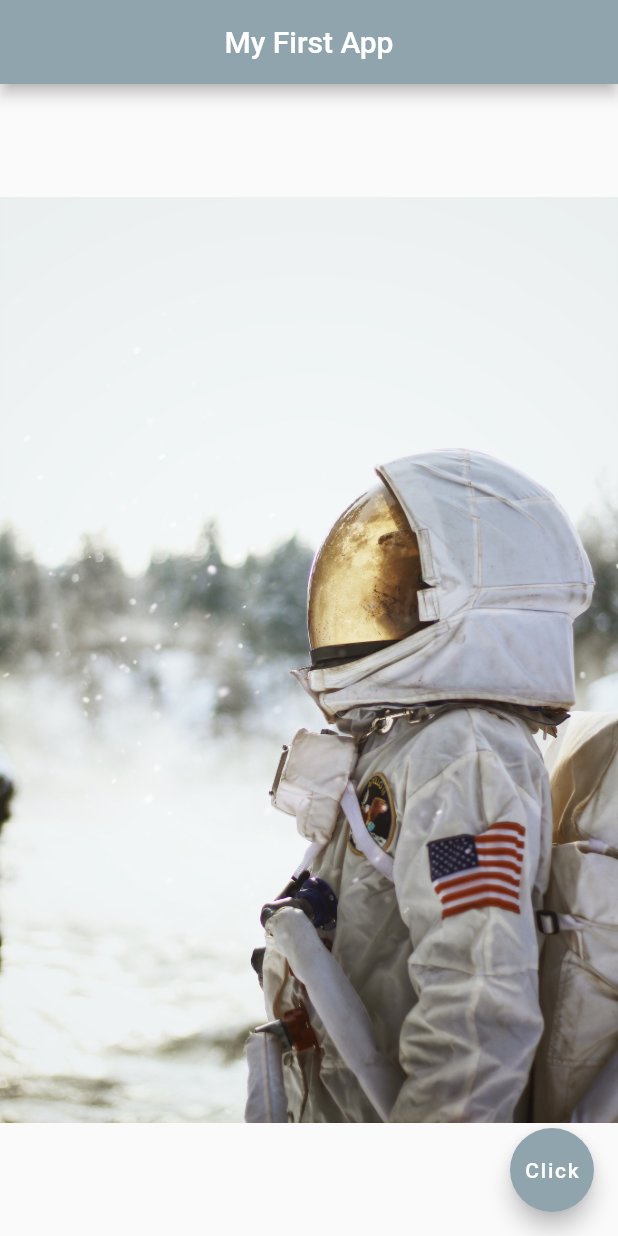
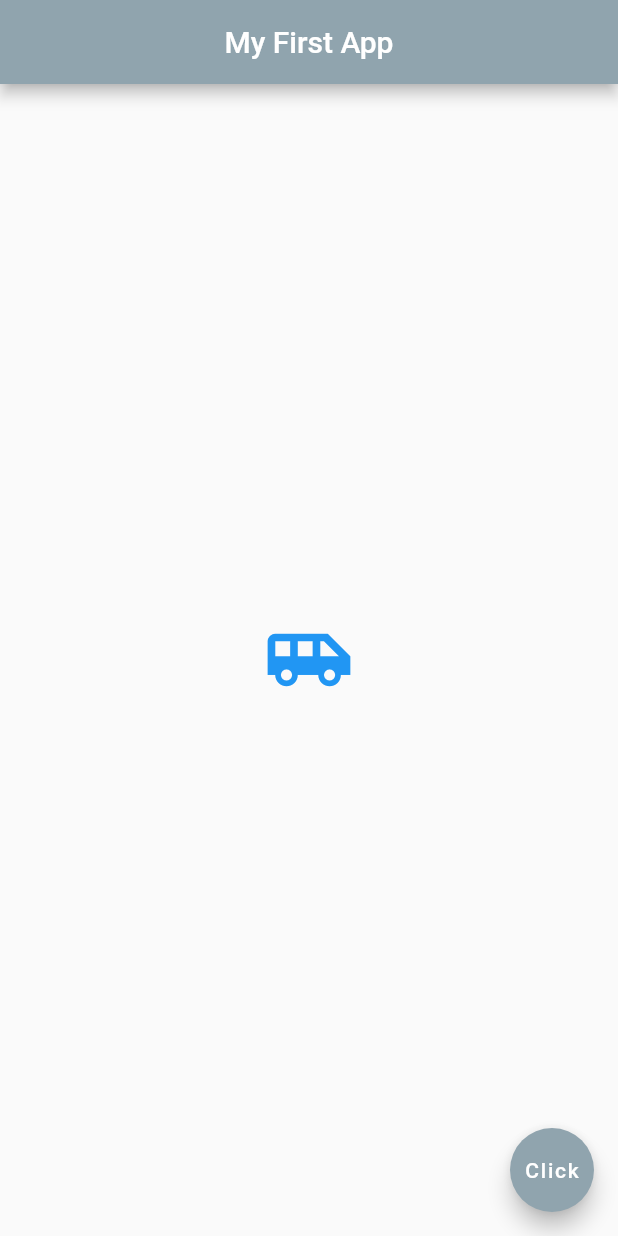
Before and after one commit to mohanhari/Date-And-TIme-App, a Flutter app: the screen it shows after launch, on a phone screen of 412 x 824 dp. Run offline on Flutter 3.47's test engine with Material 2 defaults, Android fonts, the phone set to English and light mode, and no system bars.

Commit message:
Changed the body from image to icon

```diff
--- a/lib/main.dart
+++ b/lib/main.dart
@@ -15,7 +15,11 @@ class Home extends StatelessWidget {
         backgroundColor: Colors.blueGrey[300],
       ),
       body: Center(
-        child: Image.asset('assets/space2.jpg')
+        child: Icon(
+          Icons.airport_shuttle,
+          color: Colors.blue,
+          size: 60,
+        ),
       ),
       floatingActionButton: FloatingActionButton(
         onPressed: () {},
```
